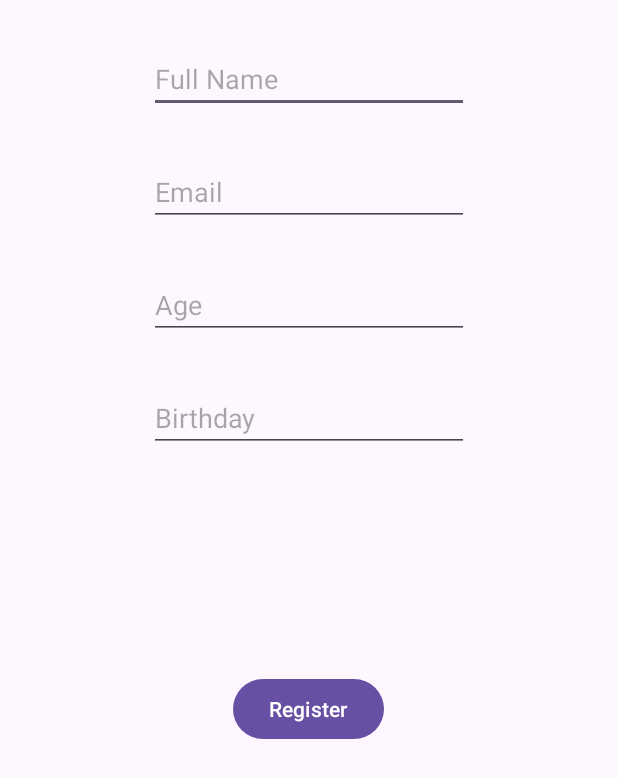
After one commit to ilsofias/FireBase_Test, an Android app: the RegisterAcc screen opened directly, with no data from a screen before it, on a phone screen of 412 x 824 dp. The commit adds this screen. Shown: the top 778 px of the screen. Run offline under Robolectric (Android 15) with nearby library versions, the phone set to English and light mode, and no system bars; our stand-ins replace Firebase (no records; nobody signed in at launch, a user with empty details on screens opened directly).

Commit message:
ADDING DATA TO FIREBASE - WORKING
PENDING TASK: RETRIEVING DATA FROM FIRE BASE

```diff
--- a/app/build.gradle.kts
+++ b/app/build.gradle.kts
@@ -9,7 +9,7 @@ android {
 
     defaultConfig {
         applicationId = "com.example.firebasetest"
-        minSdk = 19
+        minSdk = 24
         //noinspection EditedTargetSdkVersion
         targetSdk = 34
         versionCode = 1
@@ -39,6 +39,7 @@ dependencies {
     implementation("com.google.android.material:material:1.11.0")
     implementation("androidx.constraintlayout:constraintlayout:2.1.4")
     implementation("com.google.firebase:firebase-firestore:24.10.1")
+    implementation("com.google.firebase:firebase-database:20.3.0")
     testImplementation("junit:junit:4.13.2")
     androidTestImplementation("androidx.test.ext:junit:1.1.5")
     androidTestImplementation("androidx.test.espresso:espresso-core:3.5.1")
--- /dev/null
+++ b/app/src/main/java/com/example/firebasetest/RegisterAcc.java
@@ -0,0 +1,74 @@
+package com.example.firebasetest;
+
+import androidx.annotation.NonNull;
+import androidx.appcompat.app.AppCompatActivity;
+
+import android.os.Bundle;
+import android.view.View;
+import android.widget.Button;
+import android.widget.EditText;
+import android.widget.Toast;
+
+import com.google.android.gms.tasks.OnCompleteListener;
+import com.google.android.gms.tasks.Task;
+import com.google.firebase.database.DatabaseReference;
+import com.google.firebase.database.FirebaseDatabase;
+
+import java.util.HashMap;
+
+public class RegisterAcc extends AppCompatActivity {
+private EditText name, email, bday, age;
+private Button register;
+    @Override
+    protected void onCreate(Bundle savedInstanceState) {
+        super.onCreate(savedInstanceState);
+        setContentView(R.layout.activity_register_acc);
+        name = findViewById(R.id.fullName);
+        email = findViewById(R.id.email);
+        bday = findViewById(R.id.b_day);
+        age = findViewById(R.id.age);
+        register = findViewById(R.id.register);
+
+        register.setOnClickListener(new View.OnClickListener() {
+            @Override
+            public void onClick(View v) {
+                String f_name = name.getText().toString();
+                String f_email = email.getText().toString();
+                String f_bday = bday.getText().toString();
+                String f_age = age.getText().toString();
+
+                if (f_name.isEmpty()||f_age.isEmpty()||f_email.isEmpty()||f_bday.isEmpty())
+                {
+                    Toast.makeText(RegisterAcc.this, "Please fill out ALL information", Toast.LENGTH_SHORT).show();
+                    return;
+                }
+                addToDataBase(f_name, f_email, f_bday, f_age);
+            }
+        });
+    }
+
+    private void addToDataBase(String f_name, String f_email, String f_bday, String f_age)
+    {
+        HashMap<String, Object> regHashmap = new HashMap<>();
+        regHashmap.put("f_name", f_name);
+        regHashmap.put("f_email", f_email);
+        regHashmap.put("f_age", f_bday);
+        regHashmap.put("f_bday", f_age);
+        FirebaseDatabase database = FirebaseDatabase.getInstance();
+        DatabaseReference regRef = database.getReference("clients");
+
+        String key = regRef.push().getKey();
+        regHashmap.put("key", key);
+
+        regRef.child(key).setValue(regHashmap).addOnCompleteListener(new OnCompleteListener<Void>() {
+            @Override
+            public void onComplete(@NonNull Task<Void> task) {
+                Toast.makeText(RegisterAcc.this, "Added as User", Toast.LENGTH_SHORT).show();
+                name.getText().clear();
+                age.getText().clear();
+                bday.getText().clear();
+                email.getText().clear();
+            }
+        });
+    }
+}
--- /dev/null
+++ b/app/src/main/res/layout/activity_register_acc.xml
@@ -0,0 +1,59 @@
+<?xml version="1.0" encoding="utf-8"?>
+<RelativeLayout xmlns:android="http://schemas.android.com/apk/res/android"
+    xmlns:tools="http://schemas.android.com/tools"
+    android:layout_width="match_parent"
+    android:layout_height="match_parent">
+
+    <EditText
+        android:id="@+id/fullName"
+        android:layout_width="wrap_content"
+        android:layout_height="wrap_content"
+        android:layout_centerHorizontal="true"
+        android:layout_marginTop="30dp"
+        android:ems="10"
+        android:hint="Full Name"
+        android:inputType="text" />
+
+    <EditText
+        android:id="@+id/email"
+        android:layout_width="wrap_content"
+        android:layout_height="wrap_content"
+        android:layout_centerHorizontal="true"
+        android:layout_marginTop="30dp"
+        android:layout_below="@id/fullName"
+        android:ems="10"
+        android:hint="Email"
+        android:inputType="textEmailAddress" />
+
+    <EditText
+        android:id="@+id/age"
+        android:layout_width="wrap_content"
+        android:layout_height="wrap_content"
+        android:layout_centerHorizontal="true"
+        android:layout_marginTop="30dp"
+        android:layout_below="@id/email"
+        android:ems="10"
+        android:hint="Age"
+        android:inputType="number" />
+
+    <EditText
+        android:id="@+id/b_day"
+        android:layout_width="wrap_content"
+        android:layout_height="wrap_content"
+        android:layout_centerHorizontal="true"
+        android:layout_marginTop="30dp"
+        android:layout_below="@id/age"
+        android:ems="10"
+        android:hint="Birthday"
+        android:inputType="date" />
+
+    <Button
+        android:id="@+id/register"
+        android:layout_width="wrap_content"
+        android:layout_height="wrap_content"
+        android:layout_alignParentBottom="true"
+        android:layout_centerHorizontal="true"
+        android:layout_marginBottom="327dp"
+        android:text="Register" />
+
+</RelativeLayout>
--- a/build.gradle.kts
+++ b/build.gradle.kts
@@ -1,3 +1,8 @@
+buildscript {
+    dependencies {
+        classpath("com.google.gms:google-services:4.4.0")
+    }
+}
 // Top-level build file where you can add configuration options common to all sub-projects/modules.
 plugins {
     id("com.android.application") version "8.1.3" apply false
```
Also changed, not shown: app/src/main/AndroidManifest.xml (+9 -0 lines), app/src/main/java/com/example/firebasetest/MainActivity.java (+96 -24 lines), app/src/main/java/com/example/firebasetest/MainActivity2.java (added, +28 -0 lines), app/src/main/res/layout/activity_main.xml (+54 -8 lines), app/src/main/res/layout/activity_main2.xml (added, +41 -0 lines), 1 other file.
